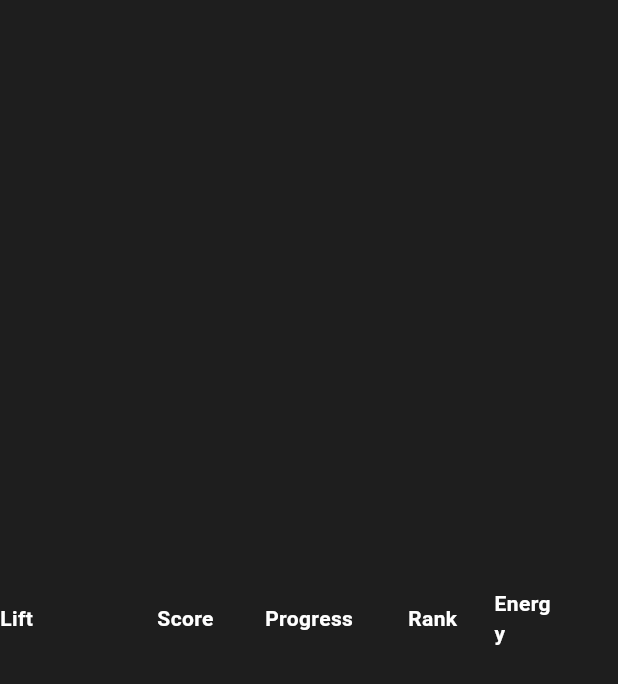
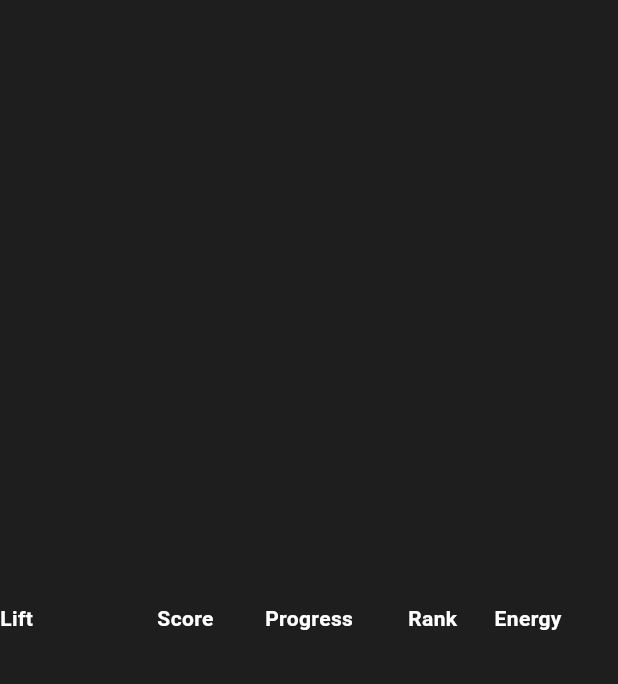
Before and after one commit to RepDuel/RepDuel, a Flutter app: the _RankingTableHeader widget shown alone on an empty page, opened directly, on a phone screen of 412 x 824 dp. Shown: the top 684 px of the screen. Run offline on Flutter 3.47's test engine with Material 3 defaults, Android fonts, the phone set to English and light mode, and no system bars; our stand-ins replace dio, fl_chart, flutter_riverpod, flutter_svg, go_router, image_picker and 2 more; accounts and stored records are empty; network calls fail.

Commit message:
modify energy header to take up flex 2 instead of flex 1

```diff
--- a/frontend/lib/features/ranked/widgets/ranking_table.dart
+++ b/frontend/lib/features/ranked/widgets/ranking_table.dart
@@ -174,8 +174,9 @@ class _RankingTableHeader extends StatelessWidget {
         Expanded(
             flex: 2, child: Center(child: Text('Rank', style: _headerStyle))),
         Expanded(
-            flex: 1, child: Center(child: Text('Energy', style: _headerStyle))),
-        Expanded(flex: 1, child: Center(child: Text('', style: _headerStyle))),
+          flex: 2,
+          child: Text('Energy', style: _headerStyle),
+        ),
       ],
     );
   }
```
